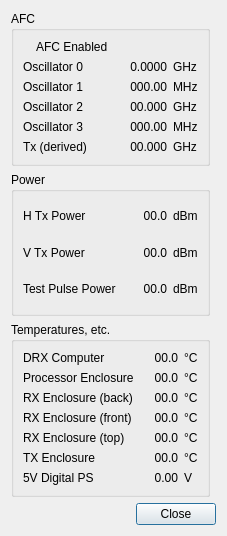
Qt form src/ka_gui/KadrxMonitorDetails.ui (NCAR/Ka-band_instrument) before a commit.
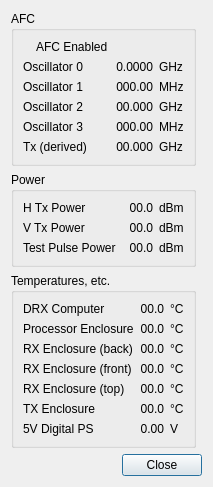
The same form after that commit. Icons and pictures are not drawn.

Commit message: Resize KadrxMonitorDetails widget for CentOS 7

The edit to the form file:
```diff
--- a/src/ka_gui/KadrxMonitorDetails.ui
+++ b/src/ka_gui/KadrxMonitorDetails.ui
@@ -6,8 +6,8 @@
    <rect>
     <x>0</x>
     <y>0</y>
-    <width>227</width>
-    <height>536</height>
+    <width>207</width>
+    <height>449</height>
    </rect>
   </property>
   <property name="windowTitle">
```
